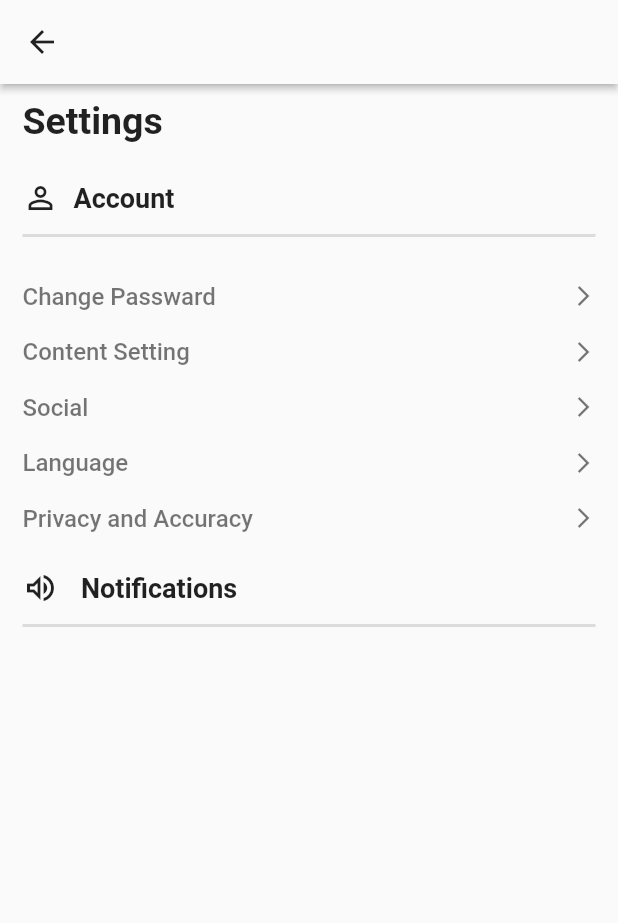
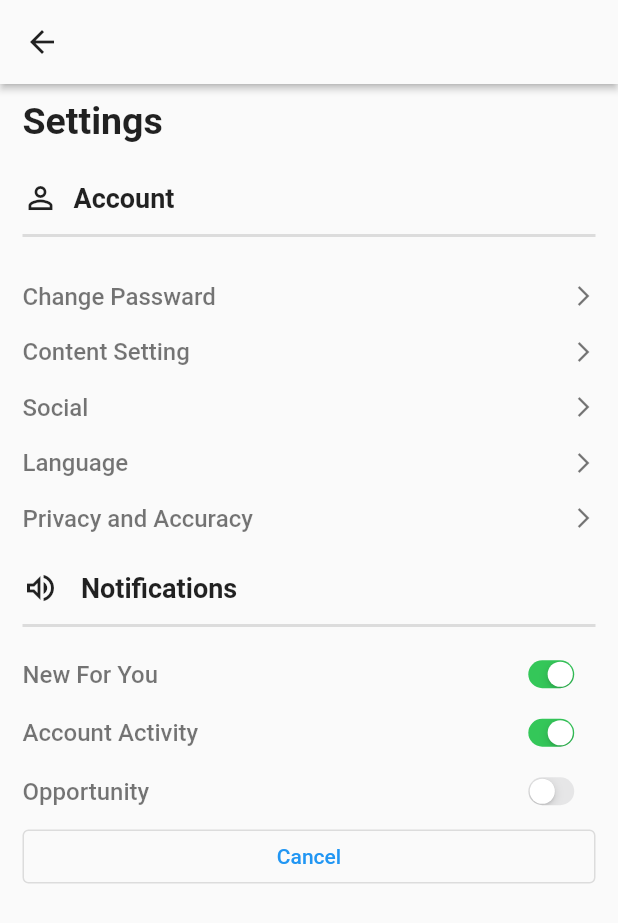
Before and after one commit to DARK-PROGRAMMER-I/Profile-App, a Flutter app: the ProfSettings screen opened directly, on a phone screen of 412 x 824 dp. Shown: the top 923 px of the screen. Run offline on Flutter 3.47's test engine with Material 2 defaults, Android fonts, the phone set to English and light mode, and no system bars.

Commit message:
Settings Page Done

```diff
--- a/lib/settings.dart
+++ b/lib/settings.dart
@@ -98,12 +98,31 @@ class _ProfSettingsState extends State<ProfSettings> {
               thickness: 2,
             ),
 
-            GestureDetector(
+            // GestureDetector(
+            //
+            //   child: Row(
+            //     mainAxisAlignment: MainAxisAlignment.spaceBetween,
+            //     children: [
+            //       Text("New For You", style: TextStyle(color: Colors.black54, fontSize: 16, fontWeight: FontWeight.w500),),
+            //       // The normal switch(Material Switch) is not good looking, so instead we will use CupertinoSwitch.
+            //       Transform.scale(
+            //           scale: 0.6,
+            //           child: CupertinoSwitch(value: true, onChanged: (bool val ){}))
+            //     ],
+            //   ),
+            // ),
+            notifications("New For You", true),
+            notifications("Account Activity", true),
+            notifications("Opportunity", false),
 
-              child: Row(
 
-              ),
-            ),
+            OutlinedButton(onPressed: (){
+
+            },
+
+
+            child: Text("Cancel"))
+
 
 
 
@@ -114,6 +133,21 @@ class _ProfSettingsState extends State<ProfSettings> {
       ),
     );
 
+  }
+  GestureDetector notifications(String text , bool isActive){
+    return GestureDetector(
+
+      child: Row(
+        mainAxisAlignment: MainAxisAlignment.spaceBetween,
+        children: [
+          Text(text, style: TextStyle(fontSize: 16, fontWeight: FontWeight.w500, color: Colors.black54),),
+          Transform.scale(
+              scale: 0.6,
+              child: CupertinoSwitch(value: isActive, onChanged: (bool val){},))
+
+        ],
+      ),
+    );
   }
 
   GestureDetector text_row(String name){
```
